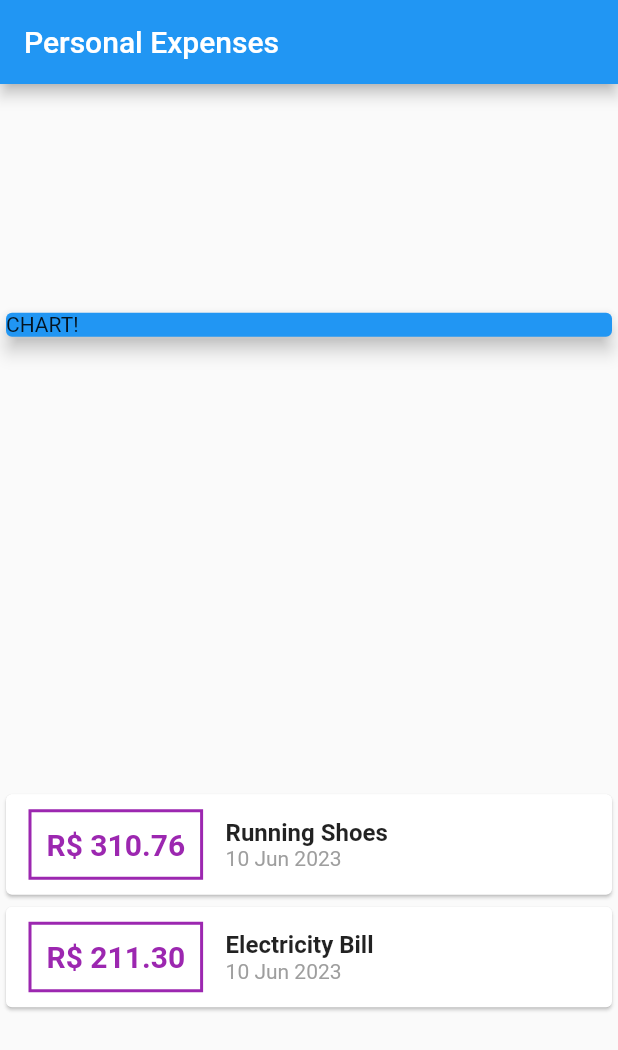
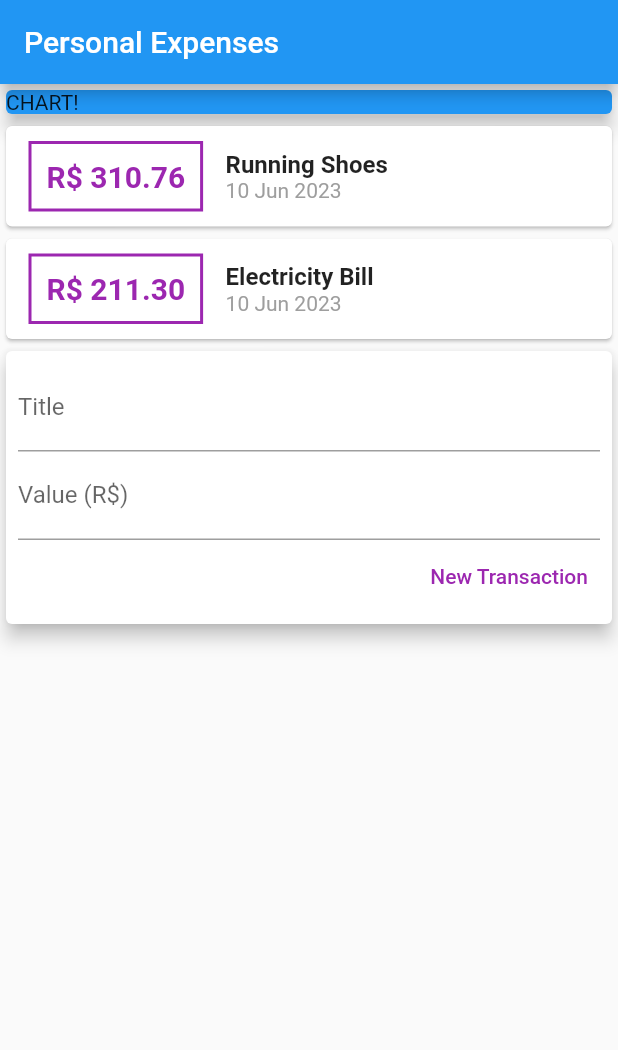
Before and after one commit to victorlopescc/weekly_expenses, a Flutter app: the screen it shows after launch, on a phone screen of 412 x 824 dp. Shown: the top 1050 px of the screen. Run offline on Flutter 3.47's test engine with Material 2 defaults, Android fonts, the phone set to English and light mode, and no system bars.

Commit message:
v0.3 - Basic Input System

```diff
--- a/lib/main.dart
+++ b/lib/main.dart
@@ -18,6 +18,9 @@
 }
 
 class HomePage extends StatelessWidget {
+  final titleController = TextEditingController();
+  final valueController = TextEditingController();
+
   final _transactions = [
     Transaction(
       id: 't1',
@@ -42,7 +45,6 @@
         title: const Text('Personal Expenses'),
       ),
       body: Column(
-        mainAxisAlignment: MainAxisAlignment.spaceAround,
         crossAxisAlignment: CrossAxisAlignment.stretch,
         children: [
           const SizedBox(
@@ -101,6 +103,40 @@
               );
             }).toList(),
           ),
+          Card(
+            elevation: 5,
+            child: Padding(
+              padding: const EdgeInsets.all(8.0),
+              child: Column(
+                children: [
+                  TextField(
+                    controller: titleController,
+                    decoration: const InputDecoration(
+                      labelText: 'Title',
+                    ),
+                  ),
+                  TextField(
+                    controller: valueController,
+                    decoration: const InputDecoration(
+                      labelText: 'Value (R\$)',
+                    ),
+                  ),
+                  Row(
+                    mainAxisAlignment: MainAxisAlignment.end,
+                    children: [
+                      TextButton(
+                        onPressed: () {},
+                        child: const Text(
+                          'New Transaction',
+                          style: TextStyle(color: Colors.purple),
+                        ),
+                      ),
+                    ],
+                  )
+                ],
+              ),
+            ),
+          )
         ],
       ),
     );
```
